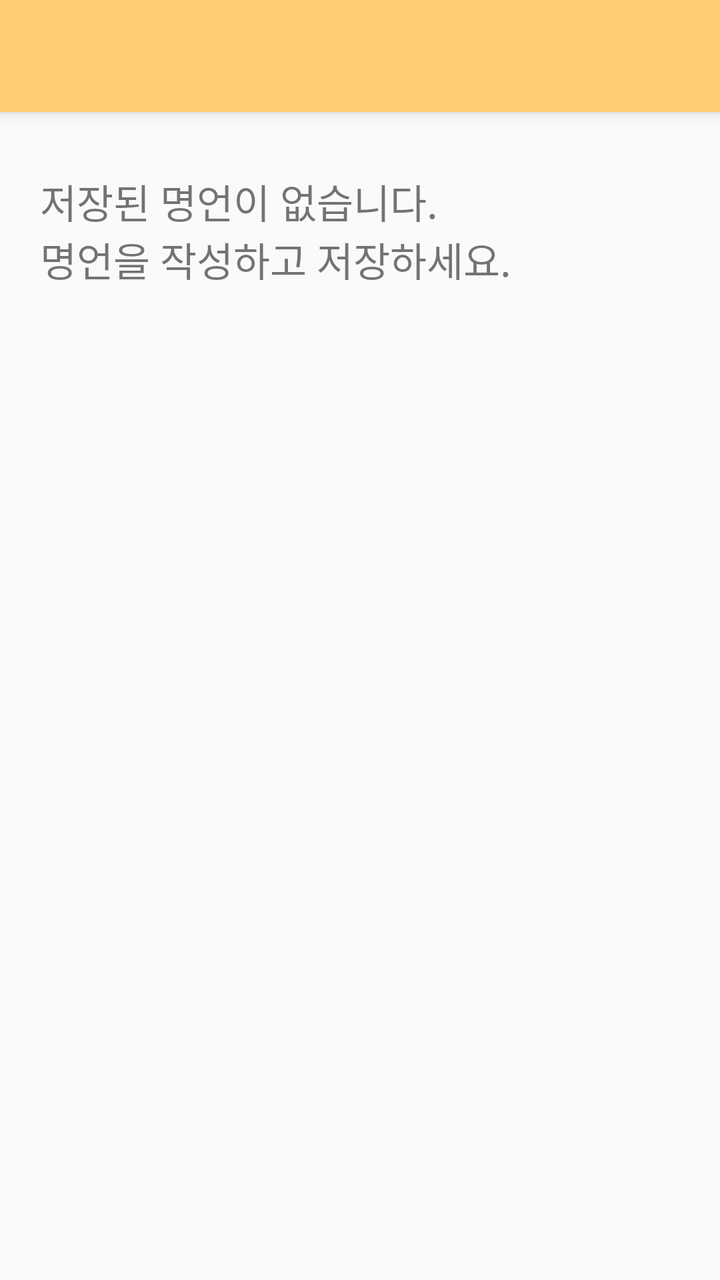
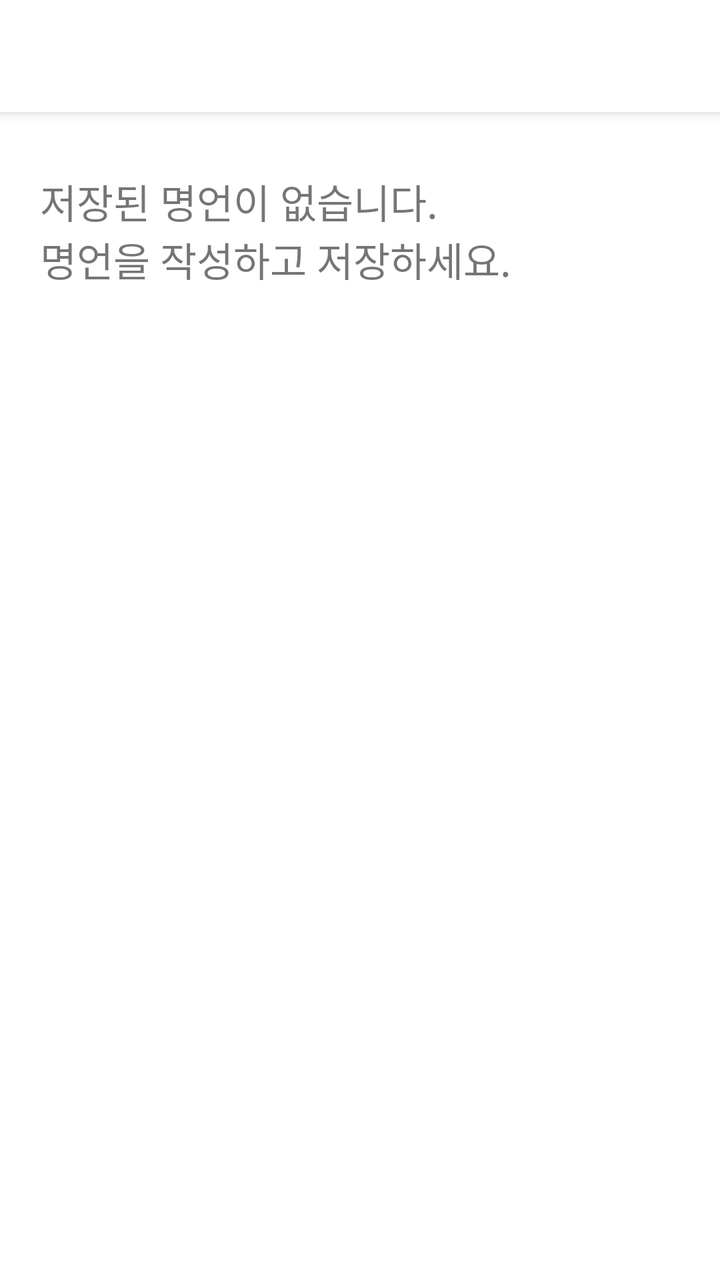

Screens rendered from an Android XML layout before and after an edit, with the pre-edit source and the edit as a unified diff.
<!-- AndroidManifest.xml: application theme Theme.FamousSaying -->
<!-- res/layout/activity_list.xml -->
<?xml version="1.0" encoding="utf-8"?>
<layout xmlns:android="http://schemas.android.com/apk/res/android"
    xmlns:app="http://schemas.android.com/apk/res-auto"
    xmlns:tools="http://schemas.android.com/tools">

    <LinearLayout
        android:layout_width="match_parent"
        android:layout_height="match_parent"
        android:orientation="vertical">

        <androidx.appcompat.widget.Toolbar
            android:id="@+id/toolbar"
            android:layout_width="match_parent"
            android:layout_height="wrap_content"
            android:background="@color/btn"
            android:elevation="4dp"
            android:title="@string/app_name"
            app:titleTextColor="@color/white"/>

        <View
            android:layout_width="match_parent"
            android:layout_height="30dp"
            />

        <TextView
            android:id="@+id/emptyTextView"
            android:layout_width="match_parent"
            android:layout_height="match_parent"
            android:text="저장된 명언이 없습니다.\n명언을 작성하고 저장하세요."
            android:paddingLeft="20dp"
            android:textSize="20sp"
            android:fontFamily="@font/bmyeonsung_ttf"/>

        <androidx.recyclerview.widget.RecyclerView
            android:id="@+id/quoteRecyclerView"
            android:layout_width="match_parent"
            android:layout_height="match_parent"
            android:layout_margin="10dp" />


    </LinearLayout>

</layout>
<!-- resources referenced by this layout -->
<resources>
  <color name="btn">#FFCD74</color>
  <color name="white">#FFFFFF</color>
  <string name="app_name">심플명언</string>
  <style name="Theme.FamousSaying" parent="Theme.AppCompat.Light.NoActionBar">
         
          
          <item name="colorPrimary">@color/btn</item>
          <item name="colorPrimaryVariant">@color/btn</item>
          <item name="colorOnPrimary">@color/white</item>
          
          <item name="colorSecondary">@color/teal_200</item>
          <item name="colorSecondaryVariant">@color/teal_700</item>
          <item name="colorOnSecondary">@color/black</item>
          
          <item name="android:statusBarColor">@color/btn</item>
          
      </style>
  <color name="teal_200">#FF03DAC5</color>
  <color name="teal_700">#FF018786</color>
  <color name="black">#FF000000</color>
</resources>

<!-- the commit's change to res/layout/activity_list.xml (unified diff, before → after) -->
@@ -6,6 +6,7 @@
     <LinearLayout
         android:layout_width="match_parent"
         android:layout_height="match_parent"
+        android:background="@color/btn"
         android:orientation="vertical">
 
         <androidx.appcompat.widget.Toolbar
<!-- resource entries referenced after the edit -->
@@ -1,6 +1,6 @@
 <!-- resources referenced by this layout -->
 <resources>
-  <color name="btn">#FFCD74</color>
+  <color name="btn">#FFFFFF</color>
   <color name="white">#FFFFFF</color>
   <string name="app_name">심플명언</string>
   <style name="Theme.FamousSaying" parent="Theme.AppCompat.Light.NoActionBar">
@@ -14,7 +14,7 @@
           <item name="colorSecondaryVariant">@color/teal_700</item>
           <item name="colorOnSecondary">@color/black</item>
           
-          <item name="android:statusBarColor">@color/btn</item>
+          <item name="android:statusBarColor">?attr/colorPrimaryVariant</item>
           
       </style>
   <color name="teal_200">#FF03DAC5</color>
